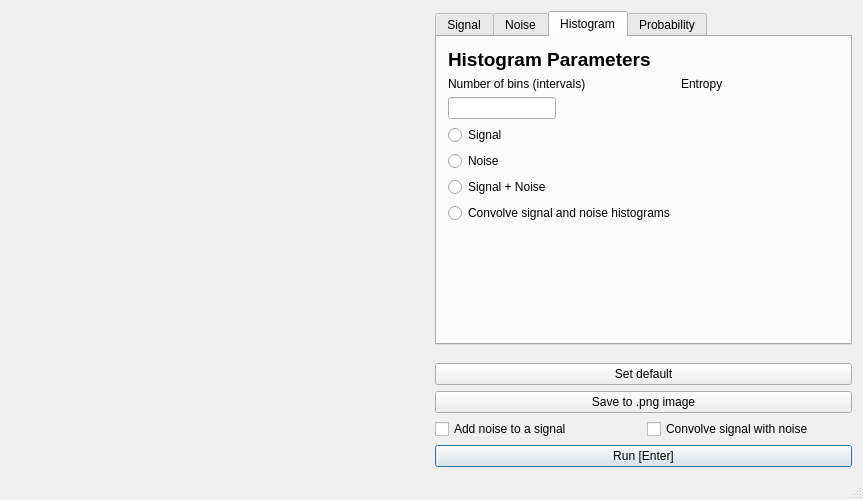
The window that forms/mainwindow.ui (actuallyvlad/dsp1) describes before a commit, drawn with Qt 5.
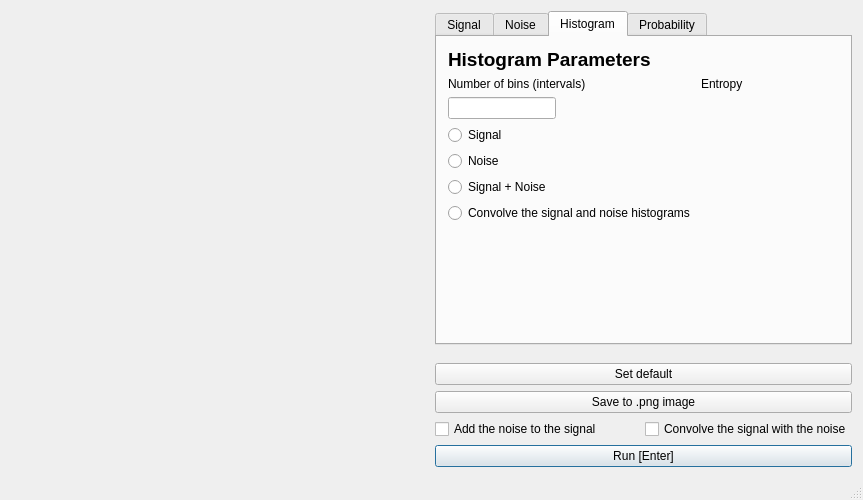
The same window after the commit. The open tabs and pages were chosen to show the change. Custom widgets are drawn as their Qt base class.

Commit message: update&move headers, fix grammar

What changed in the file:
```diff
--- a/forms/mainwindow.ui
+++ b/forms/mainwindow.ui
@@ -367,7 +367,7 @@
            </sizepolicy>
           </property>
           <property name="text">
-           <string>Convolve signal and noise histograms</string>
+           <string>Convolve the signal and noise histograms</string>
           </property>
          </widget>
         </item>
@@ -543,7 +543,7 @@
       <item row="5" column="0">
        <widget class="QCheckBox" name="checkBoxSumSignNoise">
         <property name="text">
-         <string>Add noise to a signal</string>
+         <string>Add the noise to the signal</string>
         </property>
         <property name="autoExclusive">
          <bool>false</bool>
@@ -604,7 +604,7 @@
       <item row="5" column="1">
        <widget class="QCheckBox" name="checkBoxConvSignNoise">
         <property name="text">
-         <string>Convolve signal with noise</string>
+         <string>Convolve the signal with the noise</string>
         </property>
         <property name="autoExclusive">
          <bool>false</bool>
```
Left out of the diff: 2 changed lines with no effect on the pictures. The commit also changes 2 other files.
